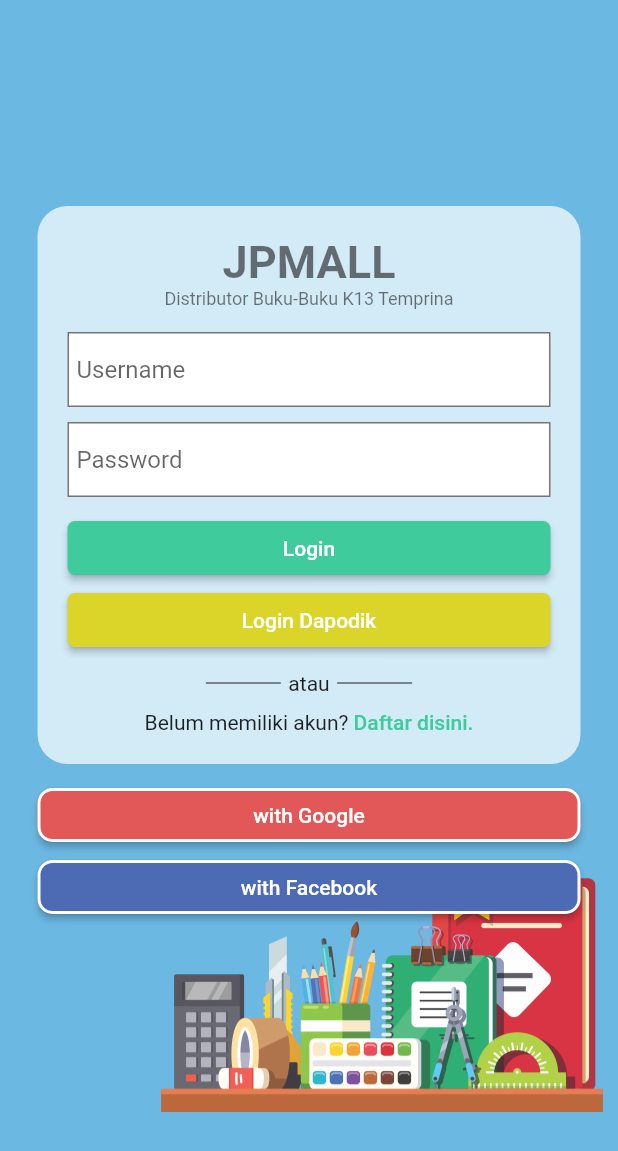
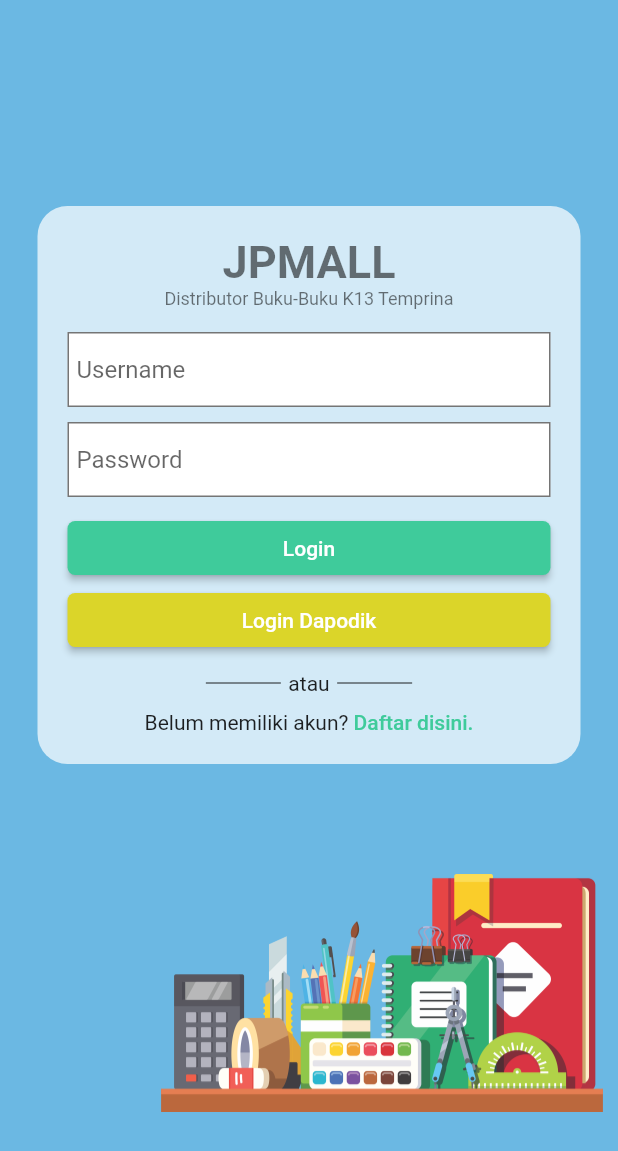
Before and after one commit to ron2618/siplah_jpmall, a Flutter app: the LoginPage screen opened directly, on a phone screen of 412 x 824 dp. Shown: the top 1151 px of the screen. Run offline on Flutter 3.47's test engine with Material 2 defaults, Android fonts, the phone set to English and light mode, and no system bars; our stand-ins replace carousel_slider, flutter_html, geolocator, image_picker, pull_to_refresh, rxdart and 1 more; missing offline and left inert: flutter_sidekick, flutter_webview_plugin; accounts and stored records are empty; network calls fail.

Commit message:
update login after rapat

```diff
--- a/lib/src/ui/login.dart
+++ b/lib/src/ui/login.dart
@@ -597,34 +597,8 @@ class _LoginPageState extends State<LoginPage> with TickerProviderStateMixin {
                           ),
                         ),
                         SizedBox(height: 10),
-                        MaterialButton(
-                          onPressed: () {},
-                          color: Color(0xFFE25757),
-                          shape: RoundedRectangleBorder(
-                              side: BorderSide(color: Colors.white, width: 2.0),
-                              borderRadius: BorderRadius.circular(10.0)),
-                          child: Padding(
-                            padding: const EdgeInsets.all(10.0),
-                            child: Text(
-                              "with Google",
-                              style: TextStyle(color: Colors.white),
-                            ),
-                          ),
-                        ), //Button Login Google
-                        MaterialButton(
-                          onPressed: () {},
-                          color: Color(0xFF4D6BB4),
-                          shape: RoundedRectangleBorder(
-                              side: BorderSide(color: Colors.white, width: 2.0),
-                              borderRadius: BorderRadius.circular(10.0)),
-                          child: Padding(
-                            padding: const EdgeInsets.all(10.0),
-                            child: Text(
-                              "with Facebook",
-                              style: TextStyle(color: Colors.white),
-                            ),
-                          ),
-                        ), //Button Login facebook
+                       //Button Login Google
+                         //Button Login facebook
                       ],
                     ),
                   ),
@@ -650,7 +624,7 @@ class _RegisterState extends State<Register> {
       _obscureText = !_obscureText;
     });
   }
-  var katPel = ['Berbadan Hukum', 'Perseorangan'];
+  var katPel = ['1', '2'];
   var codetlp = ['+62', '+81'];
   final nama = TextEditingController();
   final email = TextEditingController();
@@ -691,7 +665,7 @@ class _RegisterState extends State<Register> {
                           items: List.generate(
                               katPel.length,
                               (i) => DropdownMenuItem<String>(
-                                    child: Text(katPel[i]),
+                                    child: Text(katPel[i]=='1'?"Berbadan Hukum":"Perseorangan"),
                                     value: katPel[i],
                                   )),
                           onChanged: (item) {
@@ -830,6 +804,7 @@ class _RegisterState extends State<Register> {
                                   konfirmasi: konfirmasi.text,
                                   password: password.text,
                                   telp: telp.text,
+                                  ketpel :slctdKatPel
                                 )),
                         (_) => false),
                     child: Text(
@@ -923,15 +898,10 @@ class Register2 extends StatefulWidget {
   final String password;
   final String konfirmasi;
   final String telp;
+  final String ketpel;
 
-  const Register2(
-      {Key key,
-      this.nama,
-      this.email,
-      this.password,
-      this.konfirmasi,
-      this.telp})
-      : super(key: key);
+  const Register2({Key key, this.nama, this.email, this.password, this.konfirmasi, this.telp, this.ketpel}) : super(key: key);
+
   @override
   _Register2State createState() => _Register2State();
 }
@@ -979,7 +949,8 @@ class _Register2State extends State<Register2> {
       'alamat': alamat.text,
       'kode_pos': kodepos.text,
       'telepon': widget.telp,
-      'kategori_pelanggan': 3
+      'kategori_pelanggan': 3,
+      'type': widget.ketpel
     };
     //encode Map to JSON
     var body = json.encode(data);
```
Also changed, not shown: pubspec.yaml (+8 -0 lines), pubspec.lock, 30 other files.
